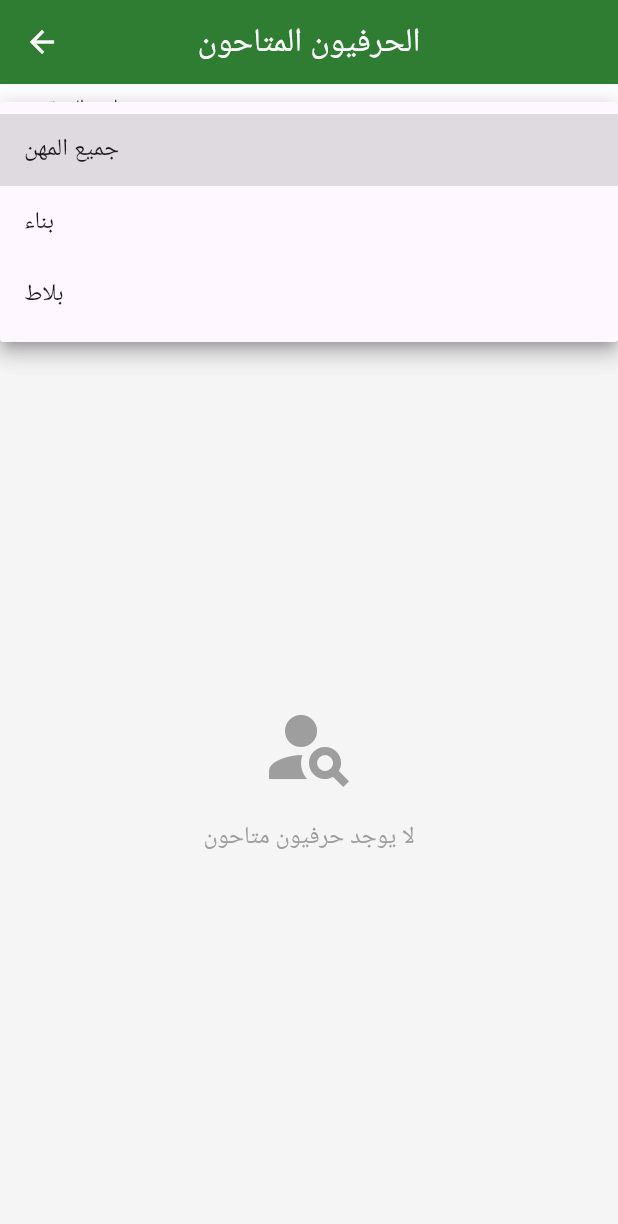
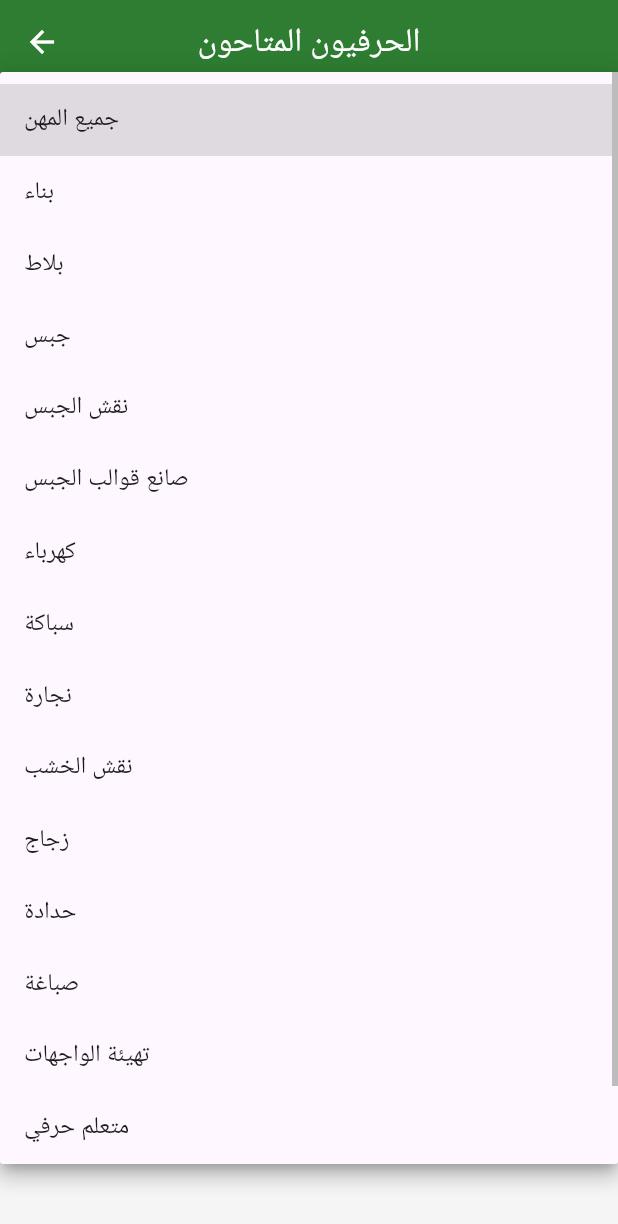
Before and after one commit to azref/elhirafi, a Flutter app: the AvailableCraftsmenScreen screen opened directly, after a tap on "جميع المهن", on a phone screen of 412 x 824 dp. Shown: the top 1224 px of the screen. Run offline on Flutter 3.47's test engine with Material 3 defaults, Android fonts, the light colour scheme and no system bars; our stand-ins replace audioplayers, cloud_firestore, firebase_analytics, firebase_auth, firebase_core, firebase_crashlytics and 7 more; missing offline and left inert: record; accounts and stored records are empty; network calls fail; Roboto replaces fonts that are missing (Cairo).

Commit message:
Update professions_data.dart

```diff
--- a/lib/data/professions_data.dart
+++ b/lib/data/professions_data.dart
@@ -1,47 +1,6 @@
-class Profession {
-  final String id;
-  final String conceptKey;
-  final Map<String, String> dialectNames;
-  final String category;
-  final String description;
-  final bool isActive;
+import '../models/profession_model.dart';
 
-  Profession({
-    required this.id,
-    required this.conceptKey,
-    required this.dialectNames,
-    required this.category,
-    required this.description,
-    this.isActive = true,
-  });
-
-  factory Profession.fromMap(Map<String, dynamic> map) {
-    return Profession(
-      id: map['id'] ?? '',
-      conceptKey: map['conceptKey'] ?? '',
-      dialectNames: Map<String, String>.from(map['dialectNames'] ?? {}),
-      category: map['category'] ?? '',
-      description: map['description'] ?? '',
-      isActive: map['isActive'] ?? true,
-    );
-  }
-
-  Map<String, dynamic> toMap() {
-    return {
-      'id': id,
-      'conceptKey': conceptKey,
-      'dialectNames': dialectNames,
-      'category': category,
-      'description': description,
-      'isActive': isActive,
-    };
-  }
-
-  String getNameByDialect(String dialect) {
-    return dialectNames[dialect] ?? dialectNames['AR'] ?? conceptKey;
-  }
-}
-
+// قائمة المهن المحددة مسبقاً
 class ProfessionsData {
   final List<Profession> professions = [
     Profession(
@@ -68,13 +27,187 @@ class ProfessionsData {
       category: 'construction',
       description: 'أعمال البلاط والزليج',
     ),
-    // ... (أضف باقي المهن هنا كما كانت في ملفك الأصلي)
+    Profession(
+      id: 'plastering',
+      conceptKey: 'plastering',
+      dialectNames: {
+        'MA': 'جباص',
+        'DZ': 'جباص',
+        'TN': 'جباص',
+        'AR': 'جبس',
+      },
+      category: 'construction',
+      description: 'أعمال الجبس والتجصيص',
+    ),
+    Profession(
+      id: 'gypsum_carving',
+      conceptKey: 'gypsum_carving',
+      dialectNames: {
+        'MA': 'نقاش',
+        'DZ': 'سكيلتور',
+        'TN': 'نقاش',
+        'AR': 'نقش الجبس',
+      },
+      category: 'decoration',
+      description: 'النقش على الجبس',
+    ),
+    Profession(
+      id: 'gypsum_molds',
+      conceptKey: 'gypsum_molds',
+      dialectNames: {
+        'MA': 'سطافور',
+        'DZ': 'سطافور',
+        'TN': 'سطافور',
+        'AR': 'صانع قوالب الجبس',
+      },
+      category: 'decoration',
+      description: 'صناعة قوالب الجبس',
+    ),
+    Profession(
+      id: 'electrical',
+      conceptKey: 'electrical',
+      dialectNames: {
+        'MA': 'تريسيان',
+        'DZ': 'تريسيان',
+        'TN': 'تريسيان',
+        'AR': 'كهرباء',
+      },
+      category: 'technical',
+      description: 'أعمال الكهرباء',
+    ),
+    Profession(
+      id: 'plumbing',
+      conceptKey: 'plumbing',
+      dialectNames: {
+        'MA': 'پلومبيي',
+        'DZ': 'پلومبيي',
+        'TN': 'بلومبيي',
+        'AR': 'سباكة',
+      },
+      category: 'technical',
+      description: 'أعمال السباكة والترصيص',
+    ),
+    Profession(
+      id: 'carpentry',
+      conceptKey: 'carpentry',
+      dialectNames: {
+        'MA': 'نجار',
+        'DZ': 'نجار',
+        'TN': 'نجّار',
+        'AR': 'نجارة',
+      },
+      category: 'woodwork',
+      description: 'أعمال النجارة (خشب وألومنيوم)',
+    ),
+    Profession(
+      id: 'wood_carving',
+      conceptKey: 'wood_carving',
+      dialectNames: {
+        'MA': 'نقاش خشب',
+        'DZ': 'نقاش خشب',
+        'TN': 'نقاش خشب',
+        'AR': 'نقش الخشب',
+      },
+      category: 'decoration',
+      description: 'النقش على الخشب',
+    ),
+    Profession(
+      id: 'glasswork',
+      conceptKey: 'glasswork',
+      dialectNames: {
+        'MA': 'زجاج',
+        'DZ': 'زجاج',
+        'TN': 'زجاج',
+        'AR': 'زجاج',
+      },
+      category: 'technical',
+      description: 'أعمال الزجاج',
+    ),
+    Profession(
+      id: 'metalwork',
+      conceptKey: 'metalwork',
+      dialectNames: {
+        'MA': 'سودور',
+        'DZ': 'سودور',
+        'TN': 'حدّاد',
+        'AR': 'حدادة',
+      },
+      category: 'metalwork',
+      description: 'أعمال الحدادة واللحام',
+    ),
+    Profession(
+      id: 'painting',
+      conceptKey: 'painting',
+      dialectNames: {
+        'MA': 'صباغ',
+        'DZ': 'پانتر',
+        'TN': 'دهّان',
+        'AR': 'صباغة',
+      },
+      category: 'decoration',
+      description: 'أعمال الصباغة والدهان',
+    ),
+    Profession(
+      id: 'facade_decoration',
+      conceptKey: 'facade_decoration',
+      dialectNames: {
+        'MA': 'معلم فرصاضة',
+        'DZ': 'معلم لا فاصاد',
+        'TN': 'معلم واجهات',
+        'AR': 'تهيئة الواجهات',
+      },
+      category: 'decoration',
+      description: 'تهيئة وتزيين واجهات المنازل (كريفي، موشتي، باسطا، مونوكوش، ترافيرتينو)',
+    ),
+    Profession(
+      id: 'apprentice',
+      conceptKey: 'apprentice',
+      dialectNames: {
+        'MA': 'خدام',
+        'DZ': 'خدام متعلم',
+        'TN': 'خدام',
+        'AR': 'متعلم حرفي',
+      },
+      category: 'helper',
+      description: 'مساعد حرفي / متعلم',
+    ),
+    Profession(
+      id: 'day_laborer',
+      conceptKey: 'day_laborer',
+      dialectNames: {
+        'MA': 'عطَّاش',
+        'DZ': 'لياطاش',
+        'TN': 'عامل',
+        'AR': 'عامل يومي',
+      },
+      category: 'helper',
+      description: 'عامل يومي / بالمهمة (حمل المواد، أعمال الفورفي)',
+    ),
   ];
 
+  // الحصول على جميع المهن
   List<Profession> getAllProfessions() {
     return professions;
   }
 
+  // الحصول على المهن حسب اللهجة
+  List<Profession> getProfessionsByDialect(String dialect) {
+    return professions.where((profession) =>
+      profession.dialectNames.containsKey(dialect)).toList();
+  }
+
+  // البحث عن مهنة بالاسم
+  Profession? findProfessionByName(String name, String dialect) {
+    try {
+      return professions.firstWhere(
+        (profession) => profession.getNameByDialect(dialect).toLowerCase() == name.toLowerCase(),
+      );
+    } catch (e) {
+      return null;
+    }
+  }
+
+  // البحث عن مهنة بالمفتاح
   Profession? getProfessionByConceptKey(String conceptKey) {
     try {
       return professions.firstWhere(
@@ -85,6 +218,7 @@ class ProfessionsData {
     }
   }
 
+  // الحصول على اسم المهنة المحلي
   String getLocalizedProfessionName(String conceptKey, String dialect) {
     final profession = getProfessionByConceptKey(conceptKey);
     return profession?.getNameByDialect(dialect) ?? conceptKey;
```
